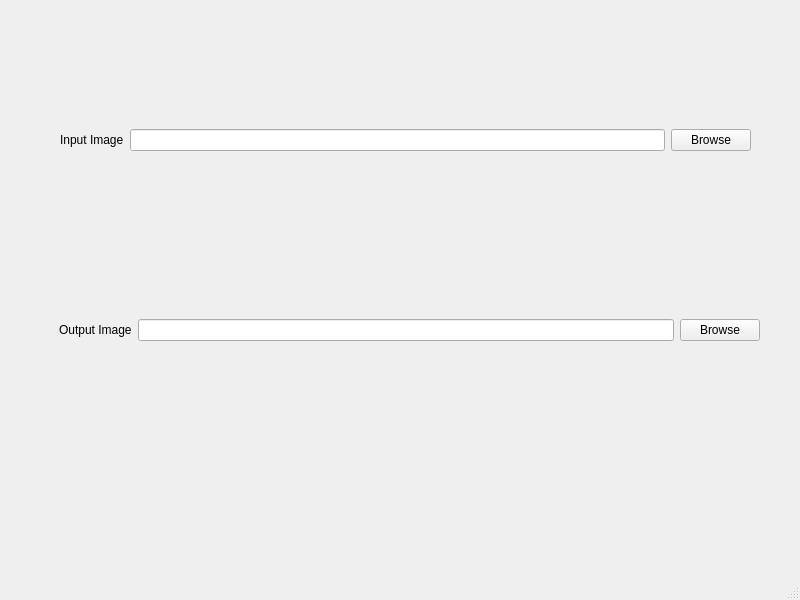
This is mainwindow.ui in Zachary-Zuo/Image-Processing as Qt 5 draws it before an edit. The edited form follows.
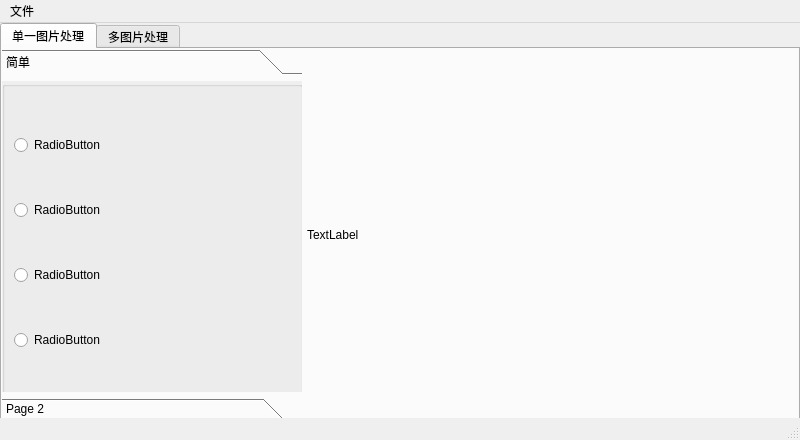
This is the edited form.

```diff
--- a/mainwindow.ui
+++ b/mainwindow.ui
@@ -7,70 +7,187 @@
     <x>0</x>
     <y>0</y>
     <width>800</width>
-    <height>600</height>
+    <height>440</height>
    </rect>
   </property>
+  <property name="sizePolicy">
+   <sizepolicy hsizetype="Fixed" vsizetype="Fixed">
+    <horstretch>0</horstretch>
+    <verstretch>0</verstretch>
+   </sizepolicy>
+  </property>
+  <property name="minimumSize">
+   <size>
+    <width>800</width>
+    <height>440</height>
+   </size>
+  </property>
+  <property name="maximumSize">
+   <size>
+    <width>800</width>
+    <height>440</height>
+   </size>
+  </property>
   <property name="windowTitle">
    <string>MainWindow</string>
   </property>
   <widget class="QWidget" name="centralwidget">
-   <widget class="QWidget" name="horizontalLayoutWidget">
-    <property name="geometry">
-     <rect>
-      <x>60</x>
-      <y>100</y>
-      <width>691</width>
-      <height>80</height>
-     </rect>
+   <widget class="QTabWidget" name="tabWidget">
+    <property name="enabled">
+     <bool>true</bool>
     </property>
-    <layout class="QHBoxLayout" name="topHorizontalLayout">
-     <item>
-      <widget class="QLabel" name="inputLabel">
-       <property name="text">
-        <string>Input Image</string>
-       </property>
-      </widget>
-     </item>
-     <item>
-      <widget class="QLineEdit" name="inputLineEdit"/>
-     </item>
-     <item>
-      <widget class="QPushButton" name="inputPushButton">
-       <property name="text">
-        <string>Browse</string>
-       </property>
-      </widget>
-     </item>
-    </layout>
-   </widget>
-   <widget class="QWidget" name="horizontalLayoutWidget_2">
     <property name="geometry">
      <rect>
-      <x>59</x>
-      <y>290</y>
-      <width>701</width>
-      <height>80</height>
+      <x>0</x>
+      <y>0</y>
+      <width>800</width>
+      <height>400</height>
      </rect>
     </property>
-    <layout class="QHBoxLayout" name="bottomHorizontalLayout">
-     <item>
-      <widget class="QLabel" name="outputLabel">
-       <property name="text">
-        <string>Output Image</string>
+    <property name="sizePolicy">
+     <sizepolicy hsizetype="Expanding" vsizetype="Expanding">
+      <horstretch>0</horstretch>
+      <verstretch>0</verstretch>
+     </sizepolicy>
+    </property>
+    <property name="minimumSize">
+     <size>
+      <width>800</width>
+      <height>400</height>
+     </size>
+    </property>
+    <property name="currentIndex">
+     <number>0</number>
+    </property>
+    <widget class="QWidget" name="tab_3">
+     <property name="enabled">
+      <bool>true</bool>
+     </property>
+     <attribute name="title">
+      <string>单一图片处理</string>
+     </attribute>
+     <widget class="QToolBox" name="toolBox">
+      <property name="geometry">
+       <rect>
+        <x>0</x>
+        <y>0</y>
+        <width>300</width>
+        <height>371</height>
+       </rect>
+      </property>
+      <property name="sizePolicy">
+       <sizepolicy hsizetype="Fixed" vsizetype="Fixed">
+        <horstretch>0</horstretch>
+        <verstretch>0</verstretch>
+       </sizepolicy>
+      </property>
+      <property name="minimumSize">
+       <size>
+        <width>300</width>
+        <height>371</height>
+       </size>
+      </property>
+      <property name="currentIndex">
+       <number>0</number>
+      </property>
+      <widget class="QWidget" name="page">
+       <property name="geometry">
+        <rect>
+         <x>0</x>
+         <y>0</y>
+         <width>300</width>
+         <height>319</height>
+        </rect>
        </property>
+       <attribute name="label">
+        <string>简单</string>
+       </attribute>
+       <widget class="QGroupBox" name="verticalGroupBox">
+        <property name="geometry">
+         <rect>
+          <x>0</x>
+          <y>0</y>
+          <width>301</width>
+          <height>321</height>
+         </rect>
+        </property>
+        <layout class="QVBoxLayout" name="verticalLayout">
+         <item>
+          <widget class="QRadioButton" name="radioButton_2">
+           <property name="text">
+            <string>RadioButton</string>
+           </property>
+          </widget>
+         </item>
+         <item>
+          <widget class="QRadioButton" name="radioButton_4">
+           <property name="text">
+            <string>RadioButton</string>
+           </property>
+          </widget>
+         </item>
+         <item>
+          <widget class="QRadioButton" name="radioButton_3">
+           <property name="text">
+            <string>RadioButton</string>
+           </property>
+          </widget>
+         </item>
+         <item>
+          <widget class="QRadioButton" name="radioButton">
+           <property name="text">
+            <string>RadioButton</string>
+           </property>
+          </widget>
+         </item>
+        </layout>
+       </widget>
       </widget>
-     </item>
-     <item>
-      <widget class="QLineEdit" name="outputLineEdit"/>
-     </item>
-     <item>
-      <widget class="QPushButton" name="outputPushButton">
-       <property name="text">
-        <string>Browse</string>
+      <widget class="QWidget" name="page_2">
+       <property name="geometry">
+        <rect>
+         <x>0</x>
+         <y>0</y>
+         <width>300</width>
+         <height>319</height>
+        </rect>
        </property>
+       <attribute name="label">
+        <string>Page 2</string>
+       </attribute>
       </widget>
-     </item>
-    </layout>
+     </widget>
+     <widget class="QLabel" name="label">
+      <property name="geometry">
+       <rect>
+        <x>305</x>
+        <y>0</y>
+        <width>491</width>
+        <height>371</height>
+       </rect>
+      </property>
+      <property name="sizePolicy">
+       <sizepolicy hsizetype="Fixed" vsizetype="Fixed">
+        <horstretch>0</horstretch>
+        <verstretch>0</verstretch>
+       </sizepolicy>
+      </property>
+      <property name="minimumSize">
+       <size>
+        <width>491</width>
+        <height>371</height>
+       </size>
+      </property>
+      <property name="text">
+       <string>TextLabel</string>
+      </property>
+     </widget>
+    </widget>
+    <widget class="QWidget" name="tab_4">
+     <attribute name="title">
+      <string>多图片处理</string>
+     </attribute>
+    </widget>
    </widget>
   </widget>
   <widget class="QMenuBar" name="menubar">
@@ -82,6 +199,14 @@
      <height>23</height>
     </rect>
    </property>
+   <widget class="QMenu" name="menu">
+    <property name="title">
+     <string>文件</string>
+    </property>
+    <addaction name="Open"/>
+    <addaction name="Save"/>
+   </widget>
+   <addaction name="menu"/>
   </widget>
   <widget class="QStatusBar" name="statusbar"/>
  </widget>
```
Left out of the diff: 25 changed lines with no effect on the pictures.
